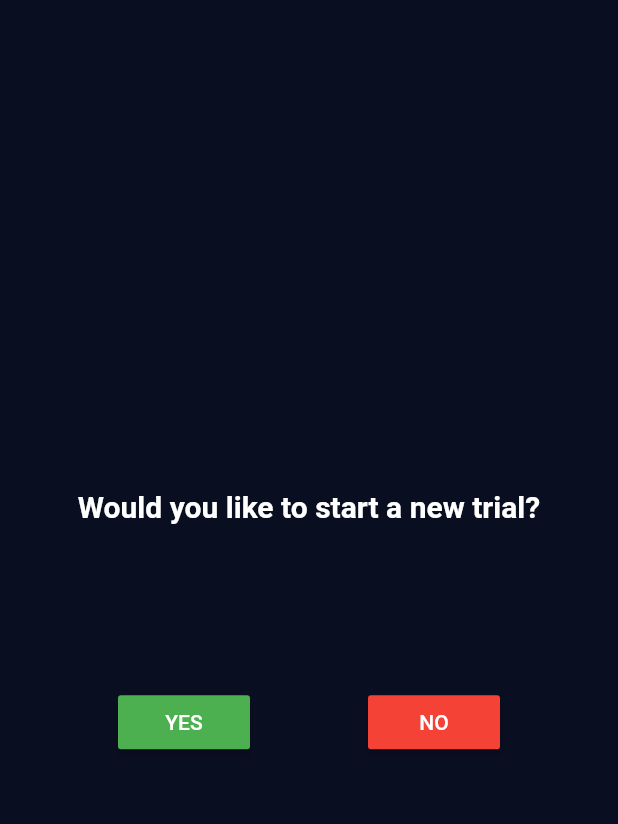
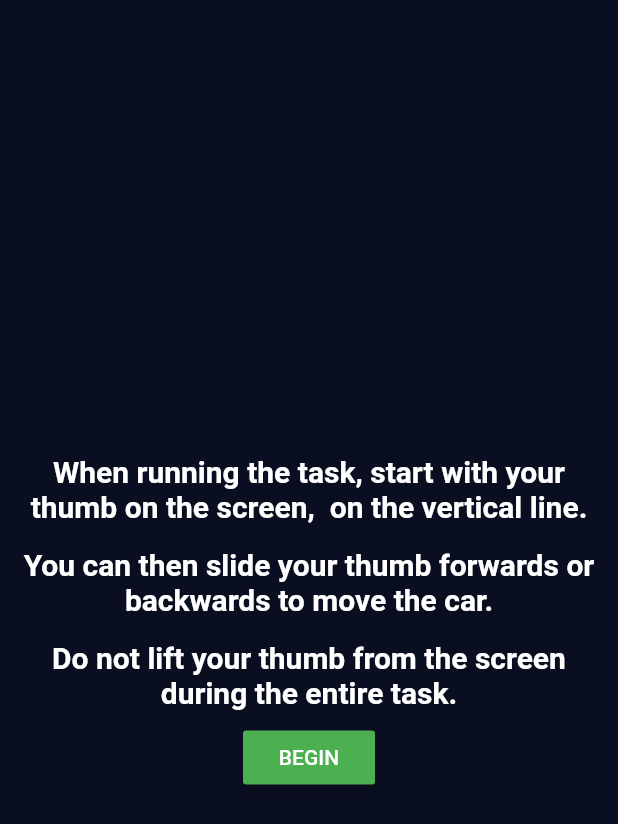
Before and after one commit to florencelarkin/ramp_task, a Flutter app: the screen it shows after launch, on a phone screen of 412 x 824 dp. Shown: the top 824 px of the screen. Run offline on Flutter 3.47's test engine with Material 2 defaults, Android fonts, the phone set to English and light mode, and no system bars; our stand-ins replace sensors.

Commit message:
added instruction page

```diff
--- a/lib/data.dart
+++ b/lib/data.dart
@@ -10,6 +10,8 @@ Future<Data> createData(String title, String x, String y) async {
     },
     body: jsonEncode(<String, String>{
       'title': title,
+      'id': x,
+      'data': y,
     }),
   );
 
--- /dev/null
+++ b/lib/instruction_page.dart
@@ -0,0 +1,55 @@
+import 'package:flutter/material.dart';
+import 'continue_trial.dart';
+
+class InstructionPage extends StatefulWidget {
+  @override
+  _InstructionPageState createState() => _InstructionPageState();
+}
+
+class _InstructionPageState extends State<InstructionPage> {
+
+  @override
+  Widget build(BuildContext context) {
+    return Scaffold(
+      body: Column(
+        mainAxisAlignment: MainAxisAlignment.center,
+        crossAxisAlignment: CrossAxisAlignment.center,
+        children: <Widget>[
+          Padding(
+            padding: const EdgeInsets.all(8.0),
+            child: Center(
+              child: Text('When running the task, start with your thumb on the screen,  on the vertical line.',
+                style: TextStyle(fontSize: 20.0, fontWeight: FontWeight.bold, color: Colors.white),
+                textAlign: TextAlign.center,
+              ),
+            ),
+          ),
+          Padding(
+            padding: const EdgeInsets.all(8.0),
+            child: Center(
+              child: Text('You can then slide your thumb forwards or backwards to move the car.',
+                style: TextStyle(fontSize: 20.0, fontWeight: FontWeight.bold, color: Colors.white),
+                textAlign: TextAlign.center,
+              ),
+            ),
+          ),
+          Padding(
+            padding: const EdgeInsets.all(8.0),
+            child: Center(
+              child: Text('Do not lift your thumb from the screen during the entire task.',
+                style: TextStyle(fontSize: 20.0, fontWeight: FontWeight.bold, color: Colors.white),
+                textAlign: TextAlign.center,
+              ),
+            ),
+          ),
+          RaisedButton(
+              color: Colors.green,
+              child: Text('BEGIN'),
+              onPressed: () {
+                Navigator.push(context, MaterialPageRoute(builder: (context) => ContinuationPage(),),);
+              }),
+        ],
+      ),
+    );
+  }
+}
--- a/lib/main.dart
+++ b/lib/main.dart
@@ -1,7 +1,5 @@
+import 'package:driving_task/instruction_page.dart';
 import 'package:flutter/material.dart';
-import 'main_page.dart';
-import 'continue_trial.dart';
-
 
 void main() => runApp(DrivingTask());
 
@@ -13,7 +11,7 @@ class DrivingTask extends StatelessWidget {
         primaryColor: Color(0xFF0A0E21),
         scaffoldBackgroundColor: Color(0xFF0A0E21),
       ),
-      home: ContinuationPage(),
+      home: InstructionPage(),
     );
   }
 }
--- a/lib/quit_screen.dart
+++ b/lib/quit_screen.dart
@@ -1,4 +1,5 @@
 import 'package:flutter/material.dart';
+import 'package:flutter/services.dart';
 
 class QuitPage extends StatefulWidget {
   @override
@@ -23,7 +24,11 @@ class _QuitPageState extends State<QuitPage> {
               ),
             ),
           ),
-
+          RaisedButton(
+              color: Colors.green,
+              child: Text('CLICK HERE TO EXIT THE APP'),
+              onPressed: ()=> SystemNavigator.pop(),
+          ),
         ],
       ),
     );
--- a/pubspec.yaml
+++ b/pubspec.yaml
@@ -33,6 +33,7 @@ dependencies:
   control_pad: ^1.1.1+1
   flutter_countdown_timer: ^1.3.0
   http: ^0.12.2
+  uuid: ^2.2.2
 
 dev_dependencies:
   flutter_test:
```
Also changed, not shown: lib/car_engine.dart (added, +14 -0 lines), lib/continue_trial.dart (+5 -2 lines), lib/main_page.dart (+2 -6 lines), pubspec.lock.
